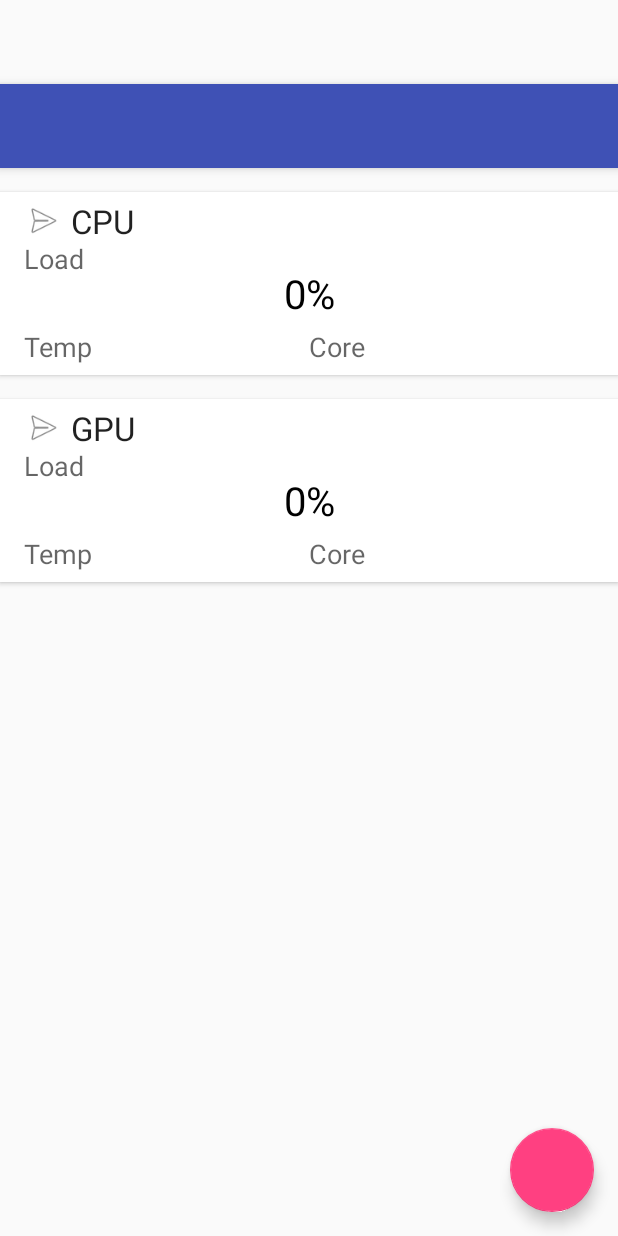
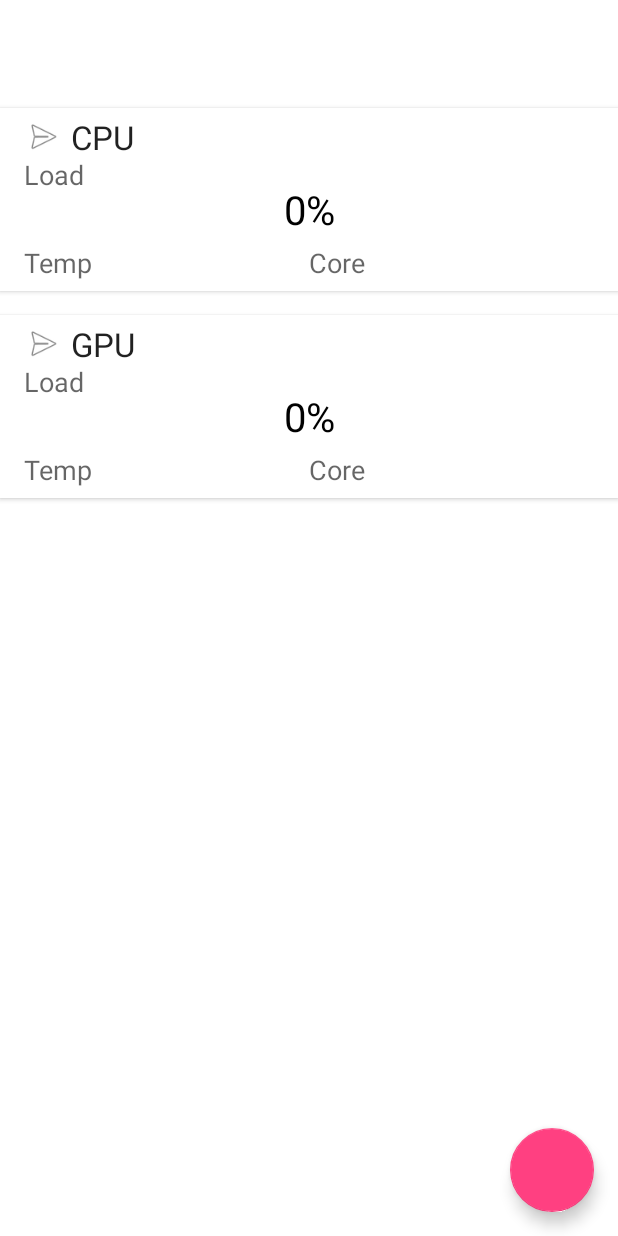
Before and after one commit to moraleja39/WearFPS, an Android app: the layout activity_main.xml on its own in the app's theme, with its tools: preview values and no code run, on a phone screen of 412 x 824 dp. Run offline under Robolectric (Android 15) with nearby library versions, the phone set to English and light mode, and no system bars.

Commit message:
Fullscreen switch working

```diff
--- a/mobile/src/main/AndroidManifest.xml
+++ b/mobile/src/main/AndroidManifest.xml
@@ -17,7 +17,7 @@
             android:name=".MainActivity"
             android:label="@string/app_name"
             android:launchMode="singleTop"
-            android:theme="@style/AppTheme.NoActionBar">
+            android:theme="@style/AppTheme">
             <intent-filter>
                 <action android:name="android.intent.action.MAIN" />
                 <category android:name="android.intent.category.LAUNCHER" />
--- a/mobile/src/main/res/layout/activity_main.xml
+++ b/mobile/src/main/res/layout/activity_main.xml
@@ -6,11 +6,13 @@
     android:layout_width="match_parent"
     android:layout_height="match_parent"
     android:fitsSystemWindows="true"
+    android:background="@android:color/background_light"
     tools:context="me.oviedo.wearfps.MainActivity">
 
-    <android.support.design.widget.AppBarLayout
+    <!--<android.support.design.widget.AppBarLayout
         android:layout_width="match_parent"
         android:layout_height="wrap_content"
+        android:id="@+id/main_appbarlayout"
         android:theme="@style/AppTheme.AppBarOverlay">
 
         <android.support.v7.widget.Toolbar
@@ -20,7 +22,7 @@
             android:background="?attr/colorPrimary"
             app:popupTheme="@style/AppTheme.PopupOverlay" />
 
-    </android.support.design.widget.AppBarLayout>
+    </android.support.design.widget.AppBarLayout>-->
 
     <include layout="@layout/content_main" />
 
--- a/mobile/src/main/res/layout/content_main.xml
+++ b/mobile/src/main/res/layout/content_main.xml
@@ -3,11 +3,13 @@
     xmlns:app="http://schemas.android.com/apk/res-auto"
     xmlns:tools="http://schemas.android.com/tools"
     xmlns:card_view="http://schemas.android.com/apk/res-auto"
+    android:id="@+id/main_activity_content"
     android:layout_width="match_parent"
     android:layout_height="match_parent"
     app:layout_behavior="@string/appbar_scrolling_view_behavior"
     tools:context="me.oviedo.wearfps.MainActivity"
     tools:showIn="@layout/activity_main"
+    android:background="@android:color/background_light"
     android:orientation="vertical"
     android:elevation="0dp">
 
--- a/mobile/src/main/res/values-v21/styles.xml
+++ b/mobile/src/main/res/values-v21/styles.xml
@@ -1,4 +1,11 @@
 <resources>
+
+    <style name="AppTheme" parent="Theme.AppCompat.Light.DarkActionBar">
+        <!-- Customize your theme here. -->
+        <item name="colorPrimary">@color/colorPrimary</item>
+        <item name="colorPrimaryDark">@color/colorPrimaryDark</item>
+        <item name="colorAccent">@color/colorAccent</item>
+    </style>
 
     <style name="AppTheme.NoActionBar">
         <item name="windowActionBar">false</item>
--- a/mobile/src/main/res/values/strings.xml
+++ b/mobile/src/main/res/values/strings.xml
@@ -19,4 +19,7 @@
     <string name="dummy_button">Dummy Button</string>
     <string name="dummy_content">DUMMY\nCONTENT</string>
     <string name="pref_wear_screen">Wear settings</string>
+
+    <!-- TODO: Remove or change this placeholder text -->
+    <string name="hello_blank_fragment">Hello blank fragment</string>
 </resources>
--- a/mobile/src/main/res/values/styles.xml
+++ b/mobile/src/main/res/values/styles.xml
@@ -6,11 +6,20 @@
         <item name="colorPrimary">@color/colorPrimary</item>
         <item name="colorPrimaryDark">@color/colorPrimaryDark</item>
         <item name="colorAccent">@color/colorAccent</item>
+
+        <item name="android:actionBarStyle">@style/FullscreenActionBarStyle</item>
     </style>
 
     <style name="AppTheme.NoActionBar">
         <item name="windowActionBar">false</item>
         <item name="windowNoTitle">true</item>
+
+        <!--<item name="android:actionBarStyle">@style/FullscreenActionBarStyle</item>
+        <item name="android:windowActionBarOverlay">true</item>
+        <item name="android:windowBackground">@null</item>
+        <item name="metaButtonBarStyle">?android:attr/buttonBarStyle</item>
+        <item name="metaButtonBarButtonStyle">?android:attr/buttonBarButtonStyle</item>-->
+
         <!--<item name="android:statusBarColor">@android:color/transparent</item>-->
     </style>
 
```
Also changed, not shown: mobile/src/main/java/me/oviedo/wearfps/MainActivity.java (+136 -7 lines).
